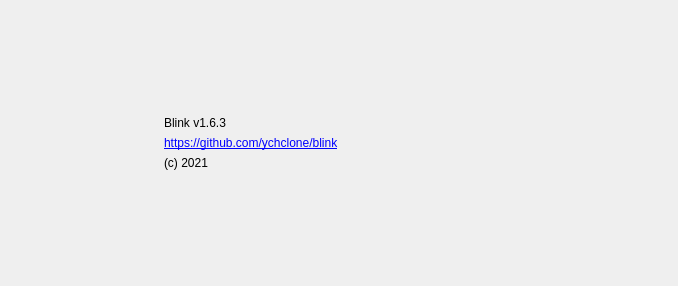
Qt form Resources/Forms/aboutDialog.ui (ychclone/blink) before a commit.
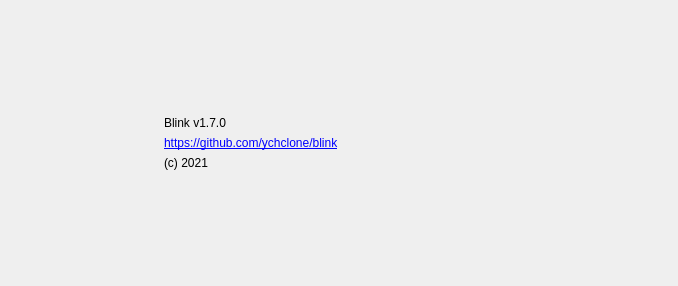
The same form after that commit. Icons and pictures are not drawn.

```diff
--- a/Resources/Forms/aboutDialog.ui
+++ b/Resources/Forms/aboutDialog.ui
@@ -67,7 +67,7 @@
        <item>
         <widget class="QLabel" name="label_5">
          <property name="text">
-          <string>Blink v1.6.3</string>
+          <string>Blink v1.7.0</string>
          </property>
         </widget>
        </item>
```
